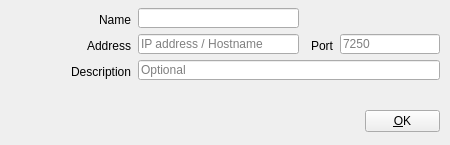
Qt form src/Widgets/OscOutputDialog.ui (CasparCG/client) before a commit.
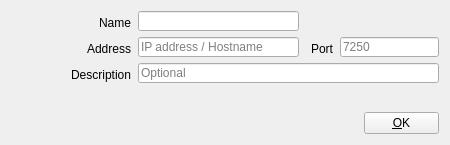
The same form after that commit. Icons and pictures are not drawn.

The edit to the form file:
```diff
--- a/src/Widgets/OscOutputDialog.ui
+++ b/src/Widgets/OscOutputDialog.ui
@@ -29,7 +29,7 @@
    <property name="geometry">
     <rect>
      <x>60</x>
-     <y>64</y>
+     <y>67</y>
      <width>71</width>
      <height>16</height>
     </rect>
@@ -44,8 +44,8 @@
   <widget class="QPushButton" name="pushButtonOk">
    <property name="geometry">
     <rect>
-     <x>365</x>
-     <y>110</y>
+     <x>364</x>
+     <y>112</y>
      <width>75</width>
      <height>22</height>
     </rect>
@@ -64,7 +64,7 @@
    <property name="geometry">
     <rect>
      <x>138</x>
-     <y>34</y>
+     <y>37</y>
      <width>161</width>
      <height>20</height>
     </rect>
@@ -77,7 +77,7 @@
    <property name="geometry">
     <rect>
      <x>80</x>
-     <y>38</y>
+     <y>41</y>
      <width>51</width>
      <height>16</height>
     </rect>
@@ -93,7 +93,7 @@
    <property name="geometry">
     <rect>
      <x>302</x>
-     <y>36</y>
+     <y>39</y>
      <width>31</width>
      <height>20</height>
     </rect>
@@ -109,8 +109,8 @@
    <property name="geometry">
     <rect>
      <x>138</x>
-     <y>60</y>
-     <width>302</width>
+     <y>63</y>
+     <width>301</width>
      <height>20</height>
     </rect>
    </property>
@@ -122,8 +122,8 @@
    <property name="geometry">
     <rect>
      <x>340</x>
-     <y>34</y>
-     <width>100</width>
+     <y>37</y>
+     <width>99</width>
      <height>20</height>
     </rect>
    </property>
@@ -138,7 +138,7 @@
    <property name="geometry">
     <rect>
      <x>138</x>
-     <y>8</y>
+     <y>11</y>
      <width>161</width>
      <height>20</height>
     </rect>
@@ -148,7 +148,7 @@
    <property name="geometry">
     <rect>
      <x>80</x>
-     <y>12</y>
+     <y>15</y>
      <width>51</width>
      <height>16</height>
     </rect>
@@ -164,7 +164,7 @@
    <property name="geometry">
     <rect>
      <x>10</x>
-     <y>10</y>
+     <y>13</y>
      <width>64</width>
      <height>64</height>
     </rect>
```
